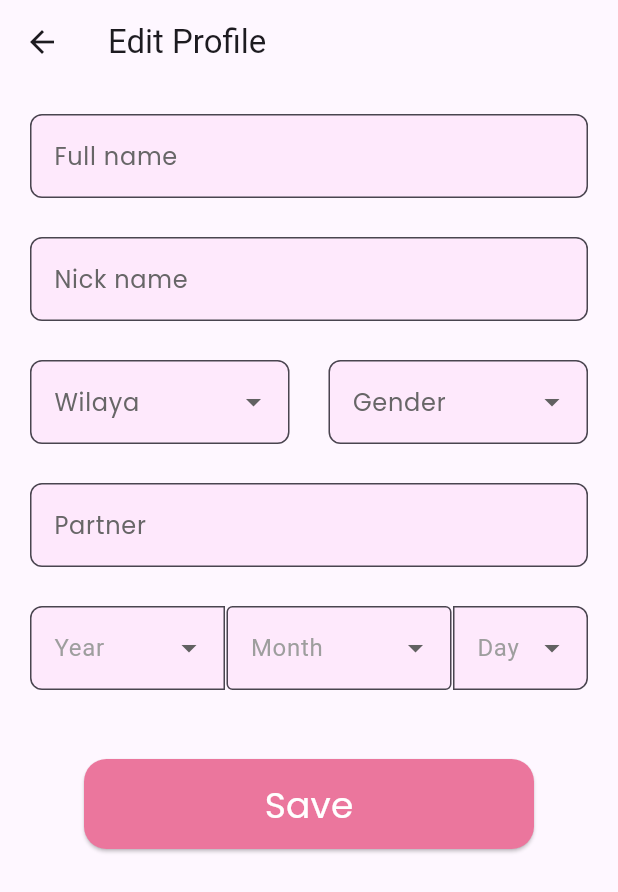
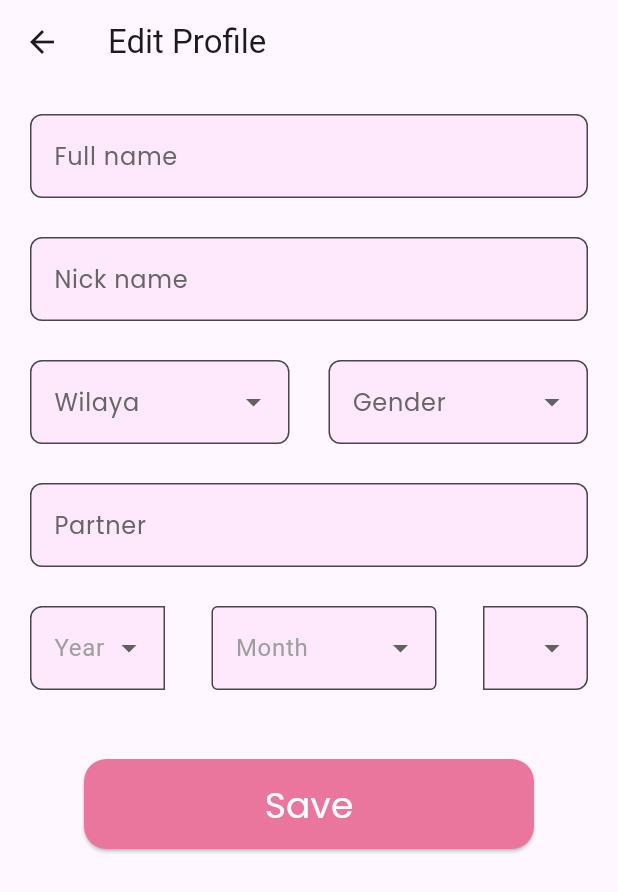
Before and after one commit to safiabokreta/MVP, a Flutter app: the Editprofile screen opened by its route, on a phone screen of 412 x 824 dp. Shown: the top 892 px of the screen. Run offline on Flutter 3.47's test engine with Material 3 defaults, Android fonts, the phone set to English and light mode, and no system bars; our stand-ins replace google_fonts, shared_preferences, smooth_page_indicator; accounts and stored records are empty.

Commit message:
Update editprofile.dart

```diff
--- a/lib/views/screens/profile/editprofile.dart
+++ b/lib/views/screens/profile/editprofile.dart
@@ -280,7 +280,7 @@ class _EditprofileState extends State<Editprofile> {
                   children: [
                     // Year Dropdown
                     SizedBox(
-                      width: 130,
+                      width: 90,
                       child: DropdownButtonFormField<String>(
                         value: selectedYear,
                         decoration: InputDecoration(
@@ -351,7 +351,7 @@ class _EditprofileState extends State<Editprofile> {
 
                     // Day Dropdown
                     SizedBox(
-                      width: 90,
+                      width: 70,
                       child: DropdownButtonFormField<String>(
                         value: selectedDay,
                         decoration: InputDecoration(
```
